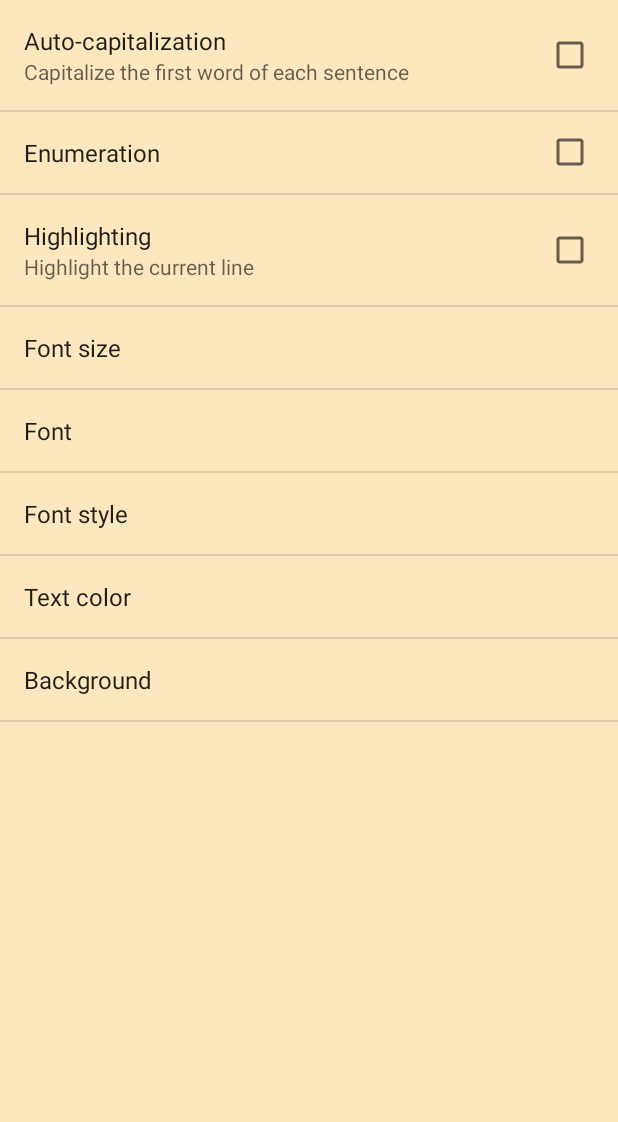
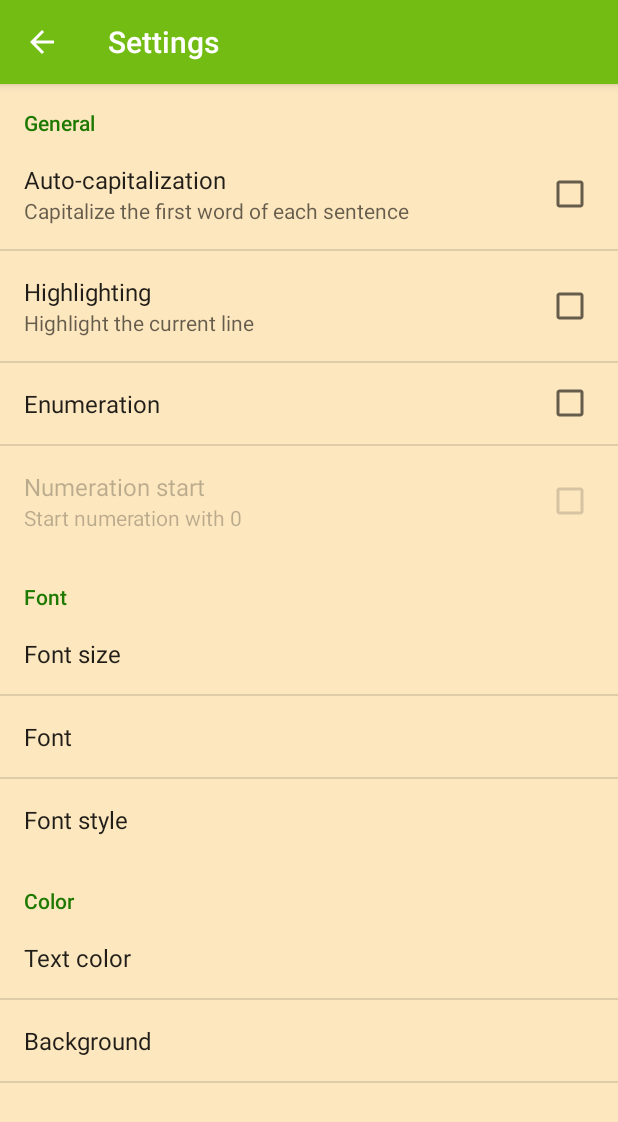
Before and after one commit to Macavitty/Editor, an Android app: the screen it shows after launch (SettingsActivity), in the options menu, after a tap on "Settings", on a phone screen of 412 x 824 dp. Shown: the top 1122 px of the screen. Run offline under Robolectric (Android 15) with nearby library versions, the phone set to English and light mode, and no system bars.

Commit message:
start numeration handler

```diff
--- a/app/build.gradle
+++ b/app/build.gradle
@@ -9,6 +9,7 @@ android {
         versionCode 1
         versionName "1.0"
         testInstrumentationRunner "android.support.test.runner.AndroidJUnitRunner"
+        vectorDrawables.useSupportLibrary = true
     }
     buildTypes {
         release {
@@ -23,6 +24,9 @@ dependencies {
     implementation fileTree(include: ['*.jar'], dir: 'libs')
     implementation 'com.android.support:appcompat-v7:27.1.1'
     implementation 'com.android.support.constraint:constraint-layout:1.1.0'
+    implementation 'com.android.support:preference-v7:27.1.1'
+    implementation 'com.android.support:support-v4:27.1.1'
+    implementation 'com.android.support:support-vector-drawable:27.1.1'
     testImplementation 'junit:junit:4.12'
     androidTestImplementation 'com.android.support.test:runner:1.0.1'
     androidTestImplementation 'com.android.support.test.espresso:espresso-core:3.0.1'
--- /dev/null
+++ b/app/src/main/java/com/example/tania/editor/AppCompatPreferenceActivity.java
@@ -0,0 +1,109 @@
+package com.example.tania.editor;
+
+import android.content.res.Configuration;
+import android.os.Bundle;
+import android.preference.PreferenceActivity;
+import android.support.annotation.LayoutRes;
+import android.support.annotation.Nullable;
+import android.support.v7.app.ActionBar;
+import android.support.v7.app.AppCompatDelegate;
+import android.support.v7.widget.Toolbar;
+import android.view.MenuInflater;
+import android.view.View;
+import android.view.ViewGroup;
+
+/**
+ * A {@link android.preference.PreferenceActivity} which implements and proxies the necessary calls
+ * to be used with AppCompat.
+ */
+public abstract class AppCompatPreferenceActivity extends PreferenceActivity {
+
+    private AppCompatDelegate mDelegate;
+
+    @Override
+    protected void onCreate(Bundle savedInstanceState) {
+        getDelegate().installViewFactory();
+        getDelegate().onCreate(savedInstanceState);
+        super.onCreate(savedInstanceState);
+    }
+
+    @Override
+    protected void onPostCreate(Bundle savedInstanceState) {
+        super.onPostCreate(savedInstanceState);
+        getDelegate().onPostCreate(savedInstanceState);
+    }
+
+    public ActionBar getSupportActionBar() {
+        return getDelegate().getSupportActionBar();
+    }
+
+    public void setSupportActionBar(@Nullable Toolbar toolbar) {
+        getDelegate().setSupportActionBar(toolbar);
+    }
+
+    @Override
+    public MenuInflater getMenuInflater() {
+        return getDelegate().getMenuInflater();
+    }
+
+    @Override
+    public void setContentView(@LayoutRes int layoutResID) {
+        getDelegate().setContentView(layoutResID);
+    }
+
+    @Override
+    public void setContentView(View view) {
+        getDelegate().setContentView(view);
+    }
+
+    @Override
+    public void setContentView(View view, ViewGroup.LayoutParams params) {
+        getDelegate().setContentView(view, params);
+    }
+
+    @Override
+    public void addContentView(View view, ViewGroup.LayoutParams params) {
+        getDelegate().addContentView(view, params);
+    }
+
+    @Override
+    protected void onPostResume() {
+        super.onPostResume();
+        getDelegate().onPostResume();
+    }
+
+    @Override
+    protected void onTitleChanged(CharSequence title, int color) {
+        super.onTitleChanged(title, color);
+        getDelegate().setTitle(title);
+    }
+
+    @Override
+    public void onConfigurationChanged(Configuration newConfig) {
+        super.onConfigurationChanged(newConfig);
+        getDelegate().onConfigurationChanged(newConfig);
+    }
+
+    @Override
+    protected void onStop() {
+        super.onStop();
+        getDelegate().onStop();
+    }
+
+    @Override
+    protected void onDestroy() {
+        super.onDestroy();
+        getDelegate().onDestroy();
+    }
+
+    public void invalidateOptionsMenu() {
+        getDelegate().invalidateOptionsMenu();
+    }
+
+    private AppCompatDelegate getDelegate() {
+        if (mDelegate == null) {
+            mDelegate = AppCompatDelegate.create(this, null);
+        }
+        return mDelegate;
+    }
+}
--- a/app/src/main/java/com/example/tania/editor/MainActivity.java
+++ b/app/src/main/java/com/example/tania/editor/MainActivity.java
@@ -11,11 +11,11 @@ import android.support.design.widget.TabLayout;
 import android.support.v4.content.ContextCompat;
 import android.support.v7.app.AlertDialog;
 import android.support.v7.app.AppCompatActivity;
-import android.util.Log;
 import android.view.Menu;
 import android.view.MenuItem;
 import android.view.View;
 import android.widget.Button;
+import android.widget.CheckBox;
 import android.widget.EditText;
 import android.widget.Toast;
 
@@ -27,11 +27,11 @@ import java.io.IOException;
 import java.io.InputStreamReader;
 import java.io.OutputStreamWriter;
 import java.util.ArrayDeque;
-import java.util.Arrays;
 import java.util.Deque;
 
 
 public class MainActivity extends AppCompatActivity {
+
 
     private TabLayout tabLayout;
     private EditText editText;
@@ -64,6 +64,8 @@ public class MainActivity extends AppCompatActivity {
     static boolean isSavingCanceled = false;
     static boolean isOpeningCanceled = false;
 
+    SharedPreferences preferences;
+
     //    int permissionWriteStatus = ContextCompat.checkSelfPermission(this, Manifest.permission.WRITE_EXTERNAL_STORAGE);
 //    int permissionReadStatus = ContextCompat.checkSelfPermission(this, Manifest.permission.READ_EXTERNAL_STORAGE);
     private static final int PERMISSION_REQUEST_CODE = 123;
@@ -79,6 +81,7 @@ public class MainActivity extends AppCompatActivity {
         rootFragment = (RootMatEgoFragment) this.getSupportFragmentManager().findFragmentById(R.id.boss_fragment);
         refreshPagerAdapter();
         tabLayout = findViewById(R.id.sliding_tabs);
+        preferences = PreferenceManager.getDefaultSharedPreferences(this);
 
         rootFragment.addTab(DEFAULT_PAGE_NAME);
 
@@ -128,7 +131,6 @@ public class MainActivity extends AppCompatActivity {
                 }
             }
         });
-
     }
 
     @Override
@@ -223,22 +225,22 @@ public class MainActivity extends AppCompatActivity {
         }
     }
 
+
+
     @Override
     public void onResume() {
 
         super.onResume();
 
-        SharedPreferences sp = PreferenceManager.getDefaultSharedPreferences(this);
-
         // After SettingsActivity  //
 
-        textSize = Float.parseFloat(sp.getString(getString(R.string.pref_size), "20"));
+        textSize = Float.parseFloat(preferences.getString(getString(R.string.pref_size), "20"));
         if (textSize < 10) textSize = 10;
         else if (textSize > 600) textSize = 600;
 
-        String type = sp.getString(getString(R.string.pref_style), "");
-        String srift = sp.getString(getString(R.string.pref_srift), "");
-        //if (sp.getBoolean(getString(R.string.pref_style_regular),false)) typeface += Typeface.NORMAL;
+        String type = preferences.getString(getString(R.string.pref_style), "");
+        String srift = preferences.getString(getString(R.string.pref_srift), "");
+        //if (preferences.getBoolean(getString(R.string.pref_style_regular),false)) typeface += Typeface.NORMAL;
         if (type.contains(getString(R.string.pref_style_bold))) typefaceStyle += Typeface.BOLD;
         if (type.contains(getString(R.string.pref_style_italic)) || type.contains(getString(R.string.italic_low_case)))
             typefaceStyle += Typeface.ITALIC;
@@ -246,7 +248,7 @@ public class MainActivity extends AppCompatActivity {
             typefaceFont = Typeface.MONOSPACE;
         if (srift.contains(getString(R.string.pref_style_serif))) typefaceFont = Typeface.SERIF;
 
-        String tcolor = sp.getString(getString(R.string.pref_text_color), "");
+        String tcolor = preferences.getString(getString(R.string.pref_text_color), "");
         if (tcolor.contains(getString(R.string.pref_color_black))) textColor = Color.BLACK;
         if (tcolor.contains(getString(R.string.pref_color_red))) textColor = Color.RED;
         if (tcolor.contains(getString(R.string.pref_color_white))) textColor = Color.WHITE;
@@ -257,7 +259,7 @@ public class MainActivity extends AppCompatActivity {
             textColor = ContextCompat.getColor(this, R.color.myYellow);
         if (tcolor.contains(getString(R.string.pref_color_magenta))) textColor = Color.MAGENTA;
 
-        String color = sp.getString(getString(R.string.pref_back_color), "");
+        String color = preferences.getString(getString(R.string.pref_back_color), "");
         if (color.contains(getString(R.string.pref_color_black))) backgroundColor = Color.BLACK;
         if (color.contains(getString(R.string.pref_color_white)))
             backgroundColor = Color.rgb(255, 255, 240);
@@ -287,9 +289,10 @@ public class MainActivity extends AppCompatActivity {
             backgroundColor = ContextCompat.getColor(this, R.color.myNavy);
 
         // work please
-        capLitera = sp.getBoolean(getString(R.string.pref_first_litera), false);
-        MainEditText.isNumbersNeeded = sp.getBoolean(getString(R.string.pref_numeration), false);
-        MainEditText.isHighlightingNeeded = sp.getBoolean(getString(R.string.pref_highlighting), false);
+        capLitera = preferences.getBoolean(getString(R.string.pref_first_litera), false);
+        MainEditText.isNumbersNeeded = preferences.getBoolean(getString(R.string.pref_numeration), true);
+        MainEditText.startWith0 = preferences.getBoolean(getString(R.string.pref_start_numeration), true);
+        MainEditText.isHighlightingNeeded = preferences.getBoolean(getString(R.string.pref_highlighting), false);
 
         if (openAndSaveAsActivitiesWereCalled) {
             saveAsActivityWasCalled = false; // про всяк випадок
--- a/app/src/main/java/com/example/tania/editor/MainEditText.java
+++ b/app/src/main/java/com/example/tania/editor/MainEditText.java
@@ -16,7 +16,9 @@ public class MainEditText extends android.support.v7.widget.AppCompatEditText {
     private Rect bounds = new Rect();
     public static boolean isNumbersNeeded = false;
     public static boolean isHighlightingNeeded = false;
+    public static boolean startWith0 = true;
     private int pudding = 100;
+    private int start = 1;
 
     public MainEditText(Context context, AttributeSet attributeSet) {
         super(context, attributeSet);
@@ -30,10 +32,12 @@ public class MainEditText extends android.support.v7.widget.AppCompatEditText {
          */
         if (isNumbersNeeded) {
             int baseLine = getBaseline();
+            start = startWith0 ? 0 : 1;
             paintNumbers.setTextSize(MainActivity.textSize - 2);
             paintNumbers.setColor(getResources().getColor(R.color.numeration));
             for (int i = 0; i < getLineCount(); i++) {
-                canvas.drawText(i + "", 5, baseLine, paintNumbers);
+                int n = i + (startWith0 ? 0 : 1);
+                canvas.drawText(n + "", 5, baseLine, paintNumbers);
                 baseLine += getLineHeight();
             }
             if (getLineCount() < 10) {
--- a/app/src/main/java/com/example/tania/editor/SettingsActivity.java
+++ b/app/src/main/java/com/example/tania/editor/SettingsActivity.java
@@ -1,26 +1,95 @@
 package com.example.tania.editor;
 
 import android.annotation.SuppressLint;
+import android.content.SharedPreferences;
+import android.media.Ringtone;
+import android.media.RingtoneManager;
+import android.net.Uri;
 import android.os.Bundle;
+import android.preference.ListPreference;
+import android.preference.Preference;
 import android.preference.PreferenceActivity;
 import android.preference.PreferenceFragment;
+import android.preference.PreferenceManager;
+import android.preference.RingtonePreference;
+import android.support.v4.app.NavUtils;
+import android.support.v7.app.ActionBar;
+import android.view.MenuItem;
 
-public class SettingsActivity extends PreferenceActivity {
+public class SettingsActivity extends AppCompatPreferenceActivity implements Preference.OnPreferenceChangeListener {
+    public static class MainPreferenceFragment extends PreferenceFragment {
+        @Override
+        public void onCreate(final Bundle savedInstanceState) {
+            super.onCreate(savedInstanceState);
+            addPreferencesFromResource(R.xml.preferences);
+
+            /*
+            *  disabling/enabling startNumWith field
+            */
+            // TODO find out how to enable before
+            final Preference numPref = findPreference(getString(R.string.pref_numeration));
+            numPref.setOnPreferenceChangeListener(new Preference.OnPreferenceChangeListener() {
+                @Override
+                public boolean onPreferenceChange(Preference preference, Object newValue) {
+                    Preference startNumWith = findPreference(getString(R.string.pref_start_numeration));
+                    if ((Boolean)newValue == numPref.isEnabled())
+                        startNumWith.setEnabled(true);
+                    else
+                        startNumWith.setEnabled(false);
+                    return true;
+                }
+            });
+        }
+
+    }
+
     @Override
-    public void onCreate(Bundle savedInstanceState) {
+    public boolean onPreferenceChange(Preference preference, Object value) {
+        String stringValue = value.toString();
+
+
+        if (preference instanceof ListPreference) {
+            ListPreference listPreference = (ListPreference) preference;
+            int index = listPreference.findIndexOfValue(stringValue);
+
+            preference.setSummary(
+                    index >= 0
+                            ? listPreference.getEntries()[index]
+                            : null);
+
+        } else {
+            preference.setSummary(stringValue);
+        }
+        return true;
+    }
+
+
+    @Override
+    protected void onCreate(Bundle savedInstanceState) {
         setTheme(R.style.AppTheme);
         super.onCreate(savedInstanceState);
-        getFragmentManager().beginTransaction()
-                .replace(android.R.id.content, new Preferences())
+        setupActionBar();
+        getFragmentManager()
+                .beginTransaction()
+                .replace(android.R.id.content, new SettingsActivity.MainPreferenceFragment())
                 .commit();
     }
 
-    @SuppressLint("ValidFragment")
-    public class Preferences extends PreferenceFragment {
-        @Override
-        public void onCreate(Bundle savedInstanceState) {
-            super.onCreate(savedInstanceState);
-            addPreferencesFromResource(R.xml.preferences);
+    private void setupActionBar() {
+        ActionBar actionBar = getSupportActionBar();
+        if (actionBar != null) {
+            actionBar.setDisplayShowHomeEnabled(true);
+            actionBar.setDisplayHomeAsUpEnabled(true);
         }
     }
+    @Override
+    public boolean onOptionsItemSelected(MenuItem item) {
+        switch (item.getItemId())
+        {
+            case android.R.id.home:
+                NavUtils.navigateUpFromSameTask(this);
+                return true;
+        }
+        return super.onOptionsItemSelected(item);
+    }
 }
--- a/app/src/main/res/values/strings.xml
+++ b/app/src/main/res/values/strings.xml
@@ -1,6 +1,7 @@
 <resources>
 
     <string name="app_name" translatable="false">TextEditor</string>
+    <string name="title_activity_settings">Settings</string>
     <string name="action_save">Save</string>
     <string name="action_open">Open</string>
     <string name="action_save_as">Save as</string>
@@ -49,6 +50,8 @@
     <string name="pref_first_litera">Auto-capitalization</string>
     <string name="pref_first_litera_summary">Capitalize the first word of each sentence</string>
     <string name="pref_numeration">Enumeration</string>
+    <string name="pref_start_numeration">Numeration start</string>
+    <string name="pref_start_numeration_summary">Start numeration with 0</string>
     <string name="pref_language">Language</string>
     <string name="pref_highlighting">Highlighting</string>
     <string name="pref_highlighting_summ">Highlight the current line</string>
@@ -80,4 +83,5 @@
     <string name="dlg_positive">Yes</string>
     <string name="dlg_negative">Yesn`t</string>
 
+
 </resources>
--- a/app/src/main/res/xml/preferences.xml
+++ b/app/src/main/res/xml/preferences.xml
@@ -1,22 +1,29 @@
 <?xml version="1.0" encoding="utf-8"?>
 <PreferenceScreen xmlns:android="http://schemas.android.com/apk/res/android">
-
+    <PreferenceCategory android:title="General">
         <CheckBoxPreference
             android:key="@string/pref_first_litera"
             android:summary="@string/pref_first_litera_summary"
             android:title="@string/pref_first_litera" />
+        <CheckBoxPreference
+            android:key="@string/pref_highlighting"
+            android:singleLineTitle="false"
+            android:summary="@string/pref_highlighting_summ"
+            android:title="@string/pref_highlighting" />
 
         <CheckBoxPreference
+            android:key="@string/pref_numeration"
             android:summary=""
-        android:key="@string/pref_numeration"
             android:title="@string/pref_numeration" />
 
         <CheckBoxPreference
-        android:summary="@string/pref_highlighting_summ"
-        android:key="@string/pref_highlighting"
-        android:title="@string/pref_highlighting"
-        android:singleLineTitle="false"/>
+            android:key="@string/pref_start_numeration"
+            android:title="@string/pref_start_numeration"
+            android:summary="@string/pref_start_numeration_summary"
+            android:enabled="false"/>
+    </PreferenceCategory>
 
+    <PreferenceCategory android:title="Font">
         <EditTextPreference
             android:defaultValue="20"
             android:dialogTitle="@string/pref_size_hint"
@@ -37,7 +44,8 @@
             android:entryValues="@array/text_style"
             android:key="@string/pref_style"
             android:title="@string/pref_style" />
-
+    </PreferenceCategory>
+    <PreferenceCategory android:title="Color">
         <ListPreference
             android:defaultValue="1"
             android:entries="@array/text_color"
@@ -51,6 +59,7 @@
             android:entryValues="@array/back_color"
             android:key="@string/pref_back_color"
             android:title="@string/pref_back_color" />
+    </PreferenceCategory>
 
 
 </PreferenceScreen>
```
Also changed, not shown: app/src/main/AndroidManifest.xml (+8 -7 lines), app/src/main/res/drawable/back.png (added), 2 other files. Lines whose indentation alone changed are shown as unchanged.
